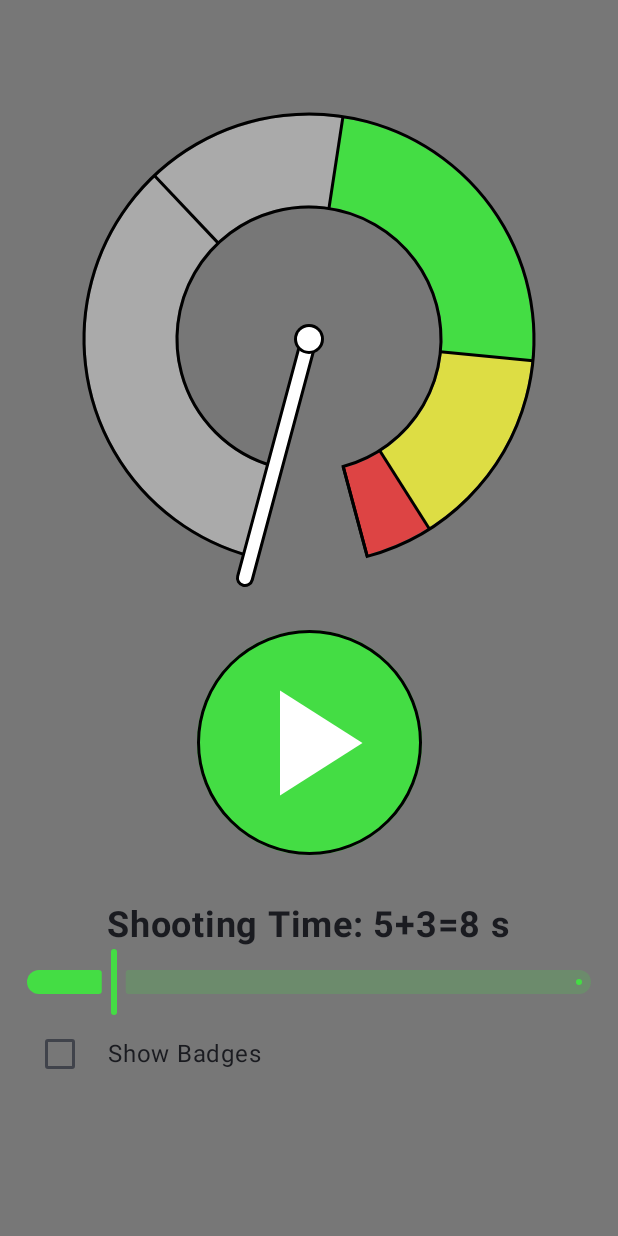
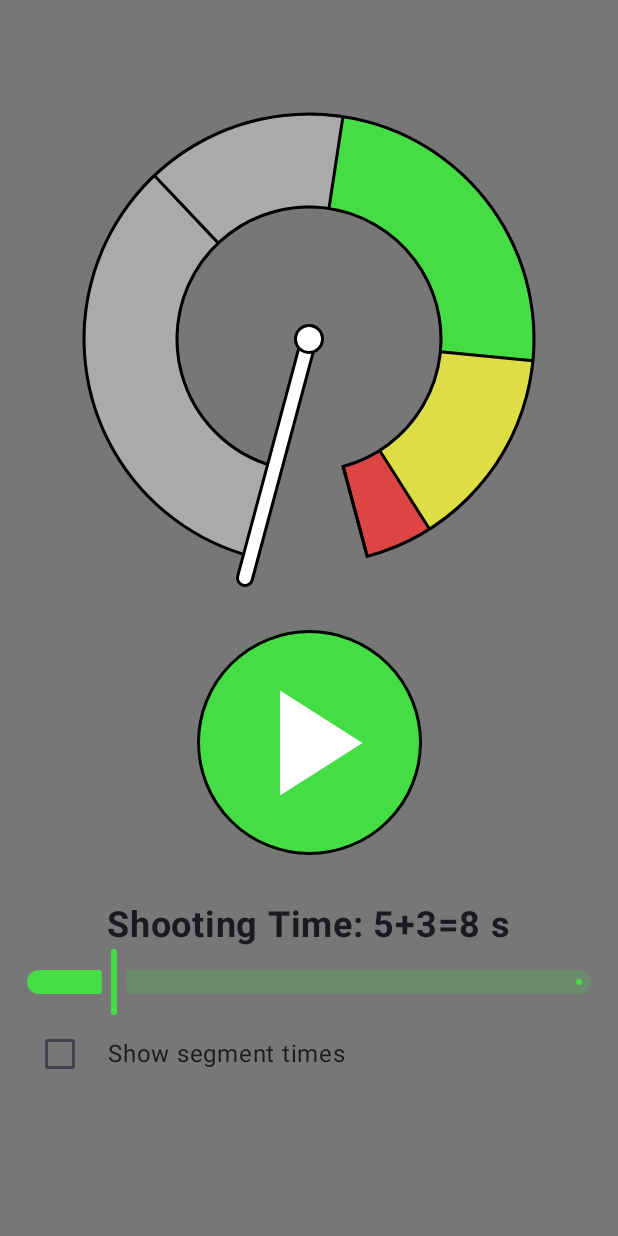
Before and after one commit to carlemil/FieldShootingTimer, an Android app built with Jetpack Compose: the screen it shows after launch (MainActivity), after a tap on "Reset", on a phone screen of 412 x 824 dp. Run offline under Robolectric (Android 15) with nearby library versions, the light colour scheme and no system bars; 2 other taps on this screen came first.

Commit message:
Move segment time string to res.

```diff
--- a/app/src/main/java/se/kjellstrand/fieldshootingtimer/MainActivity.kt
+++ b/app/src/main/java/se/kjellstrand/fieldshootingtimer/MainActivity.kt
@@ -34,6 +34,7 @@ import androidx.compose.ui.platform.LocalContext
 import androidx.compose.ui.res.stringResource
 import androidx.compose.ui.text.font.FontWeight
 import androidx.compose.ui.tooling.preview.Preview
+import androidx.compose.ui.unit.Dp
 import androidx.compose.ui.unit.dp
 import androidx.compose.ui.unit.sp
 import kotlinx.coroutines.isActive
@@ -164,26 +165,7 @@ fun MainScreen(
 
         Spacer(modifier = Modifier.weight(1f))
 
-        ControlButton(
-            timerUiState = timerUiState,
-            buttonSize = timerSize / 2f,
-            onPlayStopResetClicked = {
-                when (timerUiState.timerRunningState) {
-                    TimerState.NotStarted -> {
-                        timerViewModel.setTimerState(TimerState.Running)
-                    }
-
-                    TimerState.Running -> {
-                        timerViewModel.setTimerState(TimerState.Stopped)
-                    }
-
-                    TimerState.Stopped, TimerState.Finished -> {
-                        timerViewModel.setCurrentTime(0f)
-                        timerViewModel.setTimerState(TimerState.NotStarted)
-                    }
-                }
-            }
-        )
+        PlayButton(timerUiState, timerSize, timerViewModel)
 
         Spacer(modifier = Modifier.weight(1f))
 
@@ -231,13 +213,41 @@ fun MainScreen(
                 }
             )
             Text(
-                text = "Show Badges",
+                text = stringResource(R.string.show_segment_times),
                 modifier = Modifier.padding(start = 8.dp)
             )
         }
 
         Spacer(modifier = Modifier.weight(3f))
     }
+}
+
+@Composable
+private fun PlayButton(
+    timerUiState: TimerUiState,
+    timerSize: Dp,
+    timerViewModel: TimerViewModel
+) {
+    TimerStateButton(
+        timerUiState = timerUiState,
+        buttonSize = timerSize / 2f,
+        onPlayStopResetClicked = {
+            when (timerUiState.timerRunningState) {
+                TimerState.NotStarted -> {
+                    timerViewModel.setTimerState(TimerState.Running)
+                }
+
+                TimerState.Running -> {
+                    timerViewModel.setTimerState(TimerState.Stopped)
+                }
+
+                TimerState.Stopped, TimerState.Finished -> {
+                    timerViewModel.setCurrentTime(0f)
+                    timerViewModel.setTimerState(TimerState.NotStarted)
+                }
+            }
+        }
+    )
 }
 
 private fun playAudioCue(
--- a/app/src/main/java/se/kjellstrand/fieldshootingtimer/ControlButton.kt
+++ b/app/src/main/java/se/kjellstrand/fieldshootingtimer/TimerStateButton.kt
@@ -17,7 +17,7 @@ import se.kjellstrand.fieldshootingtimer.ui.theme.ShootSegmentColor
 import se.kjellstrand.fieldshootingtimer.ui.theme.TimerBordersColor
 
 @Composable
-fun ControlButton(
+fun TimerStateButton(
     timerUiState: TimerUiState,
     onPlayStopResetClicked: () -> Unit,
     buttonSize: Dp = 56.dp
--- a/app/src/main/res/values/strings.xml
+++ b/app/src/main/res/values/strings.xml
@@ -1,5 +1,6 @@
 <resources>
     <string name="app_name">Field Shooting Timer</string>
     <string name="shooting_time">Shooting Time: %1$d+%2$d=%3$d s</string>
+    <string name="show_segment_times">Show segment times</string>
 
 </resources>
```
Also changed, not shown: 1 other file.
